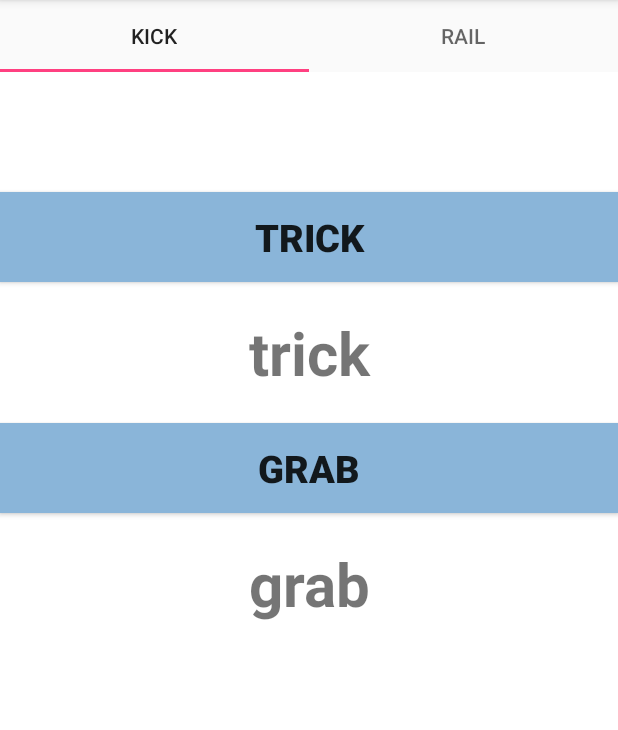
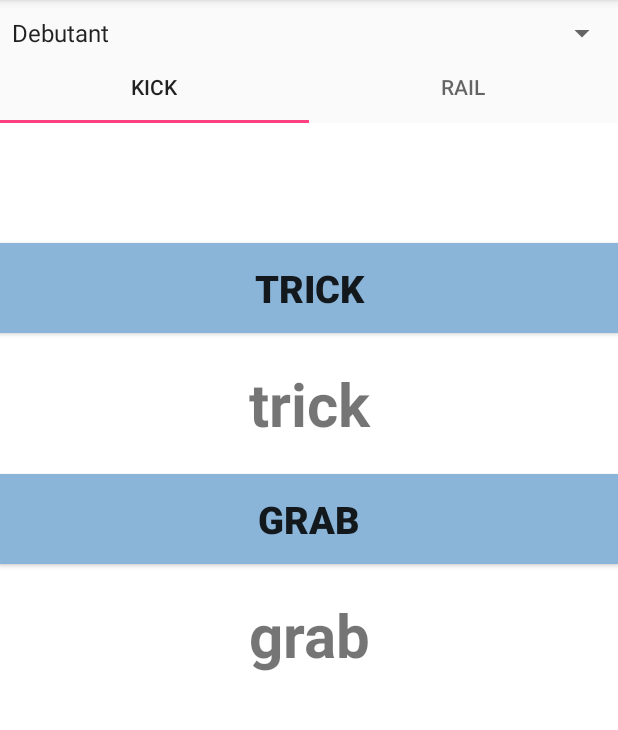
Before and after one commit to Lucidarme/Freescred, an Android app: the MainActivity screen opened directly, with no data from a screen before it, on a phone screen of 412 x 824 dp, the part 84-814 px from its top. Run offline under Robolectric (Android 15) with nearby library versions, the light colour scheme and no system bars.

Commit message:
Fragment fonctionnel + spinner

```diff
--- a/app/src/main/java/com/gangscred/freescred/MainActivity.java
+++ b/app/src/main/java/com/gangscred/freescred/MainActivity.java
@@ -21,10 +21,12 @@ import java.util.ArrayList;
 import java.util.List;
 
 public class MainActivity extends AppCompatActivity {
+    public Spinner spinner_list_level=null;
     @Override
     protected void onCreate(Bundle savedInstanceState) {
         super.onCreate(savedInstanceState);
         setContentView(R.layout.activity_main);
+       // spinner_list_level=(Spinner) findViewById(R.id.spinner_level);
 
         // Get the ViewPager and set it's PagerAdapter so that it can display items
         ViewPager viewPager = (ViewPager) findViewById(R.id.viewpager);
--- a/app/src/main/java/com/gangscred/freescred/PageFragment.java
+++ b/app/src/main/java/com/gangscred/freescred/PageFragment.java
@@ -15,64 +15,61 @@ import android.widget.TextView;
 
 public class PageFragment extends Fragment{
     Debutant Deb;
+    Intermediaire Inter;
+    Expert Exp;
     Button but_trick;
     TextView text_trick;
-    public static final String ARG_PAGE = "ARG_PAGE";
+
 
     private int mPage;
 
     public static PageFragment newInstance(int page) {
         Bundle args = new Bundle();
-        args.putInt(ARG_PAGE, page);
         PageFragment fragment = new PageFragment();
-        fragment.setArguments(args);
         return fragment;
     }
 
     @Override
     public void onCreate(Bundle savedInstanceState) {
         super.onCreate(savedInstanceState);
-        mPage = getArguments().getInt(ARG_PAGE);
-
-
     }
 
     @Override
     public View onCreateView(LayoutInflater inflater, ViewGroup container,
                              Bundle savedInstanceState) {
         Deb=new Debutant(this.getContext());
+        Inter=new Intermediaire(this.getContext());
+        Exp=new Expert(this.getContext());
         View view = inflater.inflate(R.layout.fragment_kick, container, false);
-       /* TextView textView = (TextView) view;
-        textView.setText("Fragment #" + mPage); */
 
+        but_trick = (Button) view.findViewById(R.id.trick);
+        text_trick = (TextView) view.findViewById(R.id.text_trick);
 
-       /* but_trick.findViewById(R.id.trick);
-        text_trick.findViewById(R.id.text_trick);
 
 
        but_trick.setOnClickListener(new View.OnClickListener() {
             @Override
             public void onClick(View v) {
 
-                String trick_Deb="";
-                if (spinner_list_level.getSelectedItem().toString().equals("Debutant")){
-                trick_Deb=Deb.Trick();
+
+                /*if (spinner_list_level.getSelectedItem().toString().equals("Debutant")){
+                String trick_Deb=Deb.Trick();
                 text_trick.setText(Deb.Trick());
                 }
                 else{
                     if (spinner_list_level.getSelectedItem().toString().equals("Intermediaire")){
-                        trick_Inter=Inter.Trick();
+                        String trick_Inter=Inter.Trick();
                         text_trick.setText(trick_Inter);
                     }
                     else{
-                        trick_Exp=Exp.Trick();
+                        String trick_Exp=Exp.Trick();
                         text_trick.setText(trick_Exp);
                     }
 
-                }
+                } */
 
             }
-        });*/
+        });
 
 
         return view;
--- a/app/src/main/res/layout/activity_main.xml
+++ b/app/src/main/res/layout/activity_main.xml
@@ -1,9 +1,20 @@
 <?xml version="1.0" encoding="utf-8"?>
+
 <LinearLayout xmlns:android="http://schemas.android.com/apk/res/android"
     xmlns:app="http://schemas.android.com/apk/res-auto"
     android:layout_width="match_parent"
     android:layout_height="match_parent"
     android:orientation="vertical">
+    <Spinner
+        android:layout_width="match_parent"
+        android:layout_height="wrap_content"
+        android:id="@+id/spinner_level"
+        android:entries="@array/level"
+        android:prompt="@string/level_prompt"
+        android:layout_marginTop="10dp"
+
+
+        />
 
     <android.support.design.widget.TabLayout
         android:id="@+id/sliding_tabs"
@@ -19,6 +30,7 @@
         android:background="@android:color/white" />
 
 </LinearLayout>
+
 <!--<ScrollView
     android:layout_width="match_parent"
     android:layout_height="match_parent"
```
